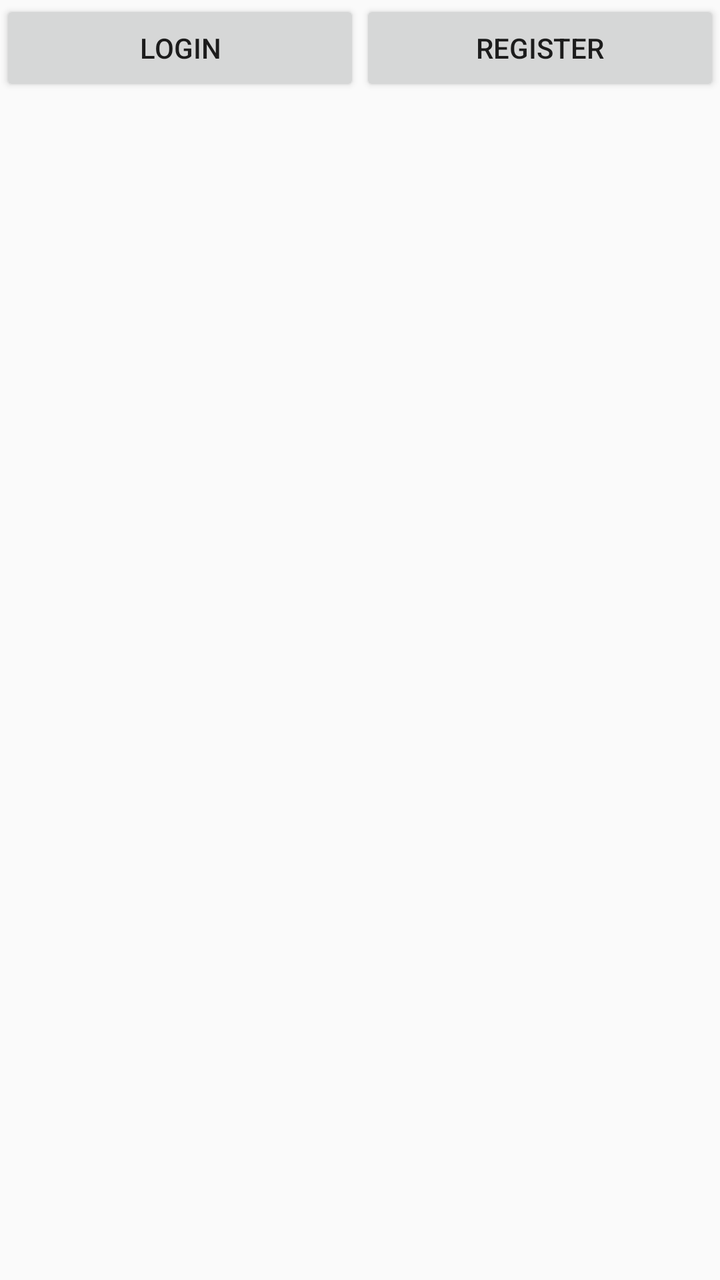
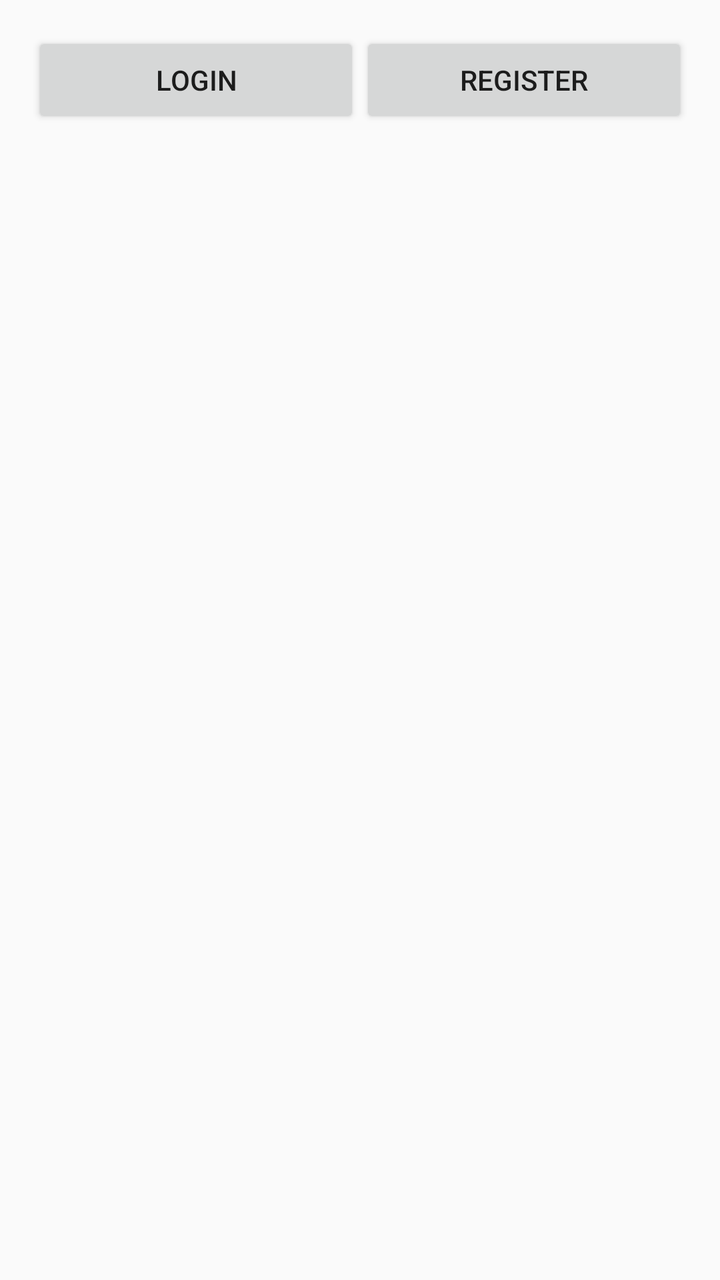

Two renders of the same Android screen: before a commit and after it. Below are the layout's source before the change and the commit's diff.
<!-- AndroidManifest.xml: application theme Theme.EventsApp -->
<!-- res/layout/activity_main.xml -->
<?xml version="1.0" encoding="utf-8"?>
<LinearLayout xmlns:android="http://schemas.android.com/apk/res/android"
    android:layout_width="match_parent"
    android:layout_height="match_parent"
    android:orientation="vertical">

    
    <LinearLayout
        android:layout_width="match_parent"
        android:layout_height="wrap_content"
        android:orientation="horizontal">

        <Button
            android:id="@+id/btn1"
            android:layout_width="0dp"
            android:layout_height="wrap_content"
            android:layout_weight="1"
            android:text="Login" />

        <Button
            android:id="@+id/btn2"
            android:layout_width="0dp"
            android:layout_height="wrap_content"
            android:layout_weight="1"
            android:text="Register" />

    </LinearLayout>

</LinearLayout>
<!-- resources referenced by this layout -->
<resources>
  <style name="Theme.EventsApp" parent="Theme.AppCompat.Light.DarkActionBar">
          
          <item name="colorPrimary">@color/purple_500</item>
          <item name="colorPrimaryDark">@color/purple_700</item>
          <item name="colorAccent">@color/teal_200</item>
          
      </style>
  <color name="purple_500">#FF6200EE</color>
  <color name="purple_700">#FF3700B3</color>
  <color name="teal_200">#FF03DAC5</color>
</resources>

<!-- the commit's change to res/layout/activity_main.xml (unified diff, before → after) -->
@@ -1,29 +1,101 @@
 <?xml version="1.0" encoding="utf-8"?>
-<LinearLayout xmlns:android="http://schemas.android.com/apk/res/android"
+<LinearLayout
+    xmlns:android="http://schemas.android.com/apk/res/android"
     android:layout_width="match_parent"
     android:layout_height="match_parent"
-    android:orientation="vertical">
+    android:orientation="vertical"
+    android:padding="16dp">
 
     
     <LinearLayout
+        android:id="@+id/startLayout"
         android:layout_width="match_parent"
         android:layout_height="wrap_content"
         android:orientation="horizontal">
 
         <Button
-            android:id="@+id/btn1"
+            android:id="@+id/btnLogin"
             android:layout_width="0dp"
             android:layout_height="wrap_content"
             android:layout_weight="1"
-            android:text="Login" />
+            android:text="LOGIN" />
 
         <Button
-            android:id="@+id/btn2"
+            android:id="@+id/btnRegister"
             android:layout_width="0dp"
             android:layout_height="wrap_content"
             android:layout_weight="1"
-            android:text="Register" />
+            android:text="REGISTER" />
+    </LinearLayout>
 
+    
+    <LinearLayout
+        android:id="@+id/loginLayout"
+        android:layout_width="match_parent"
+        android:layout_height="wrap_content"
+        android:orientation="vertical"
+        android:visibility="gone"
+        android:layout_marginTop="24dp">
+
+        <EditText
+            android:id="@+id/etLoginUsername"
+            android:layout_width="match_parent"
+            android:layout_height="wrap_content"
+            android:hint="Username" />
+
+        <EditText
+            android:id="@+id/etLoginPassword"
+            android:layout_width="match_parent"
+            android:layout_height="wrap_content"
+            android:hint="Password"
+            android:inputType="textPassword"
+            android:layout_marginTop="12dp" />
+
+        <Button
+            android:id="@+id/btnDoLogin"
+            android:layout_width="wrap_content"
+            android:layout_height="wrap_content"
+            android:text="LOGIN"
+            android:layout_marginTop="20dp" />
+    </LinearLayout>
+
+    
+    <LinearLayout
+        android:id="@+id/registerLayout"
+        android:layout_width="match_parent"
+        android:layout_height="wrap_content"
+        android:orientation="vertical"
+        android:visibility="gone"
+        android:layout_marginTop="24dp">
+
+        <EditText
+            android:id="@+id/etRegisterUsername"
+            android:layout_width="match_parent"
+            android:layout_height="wrap_content"
+            android:hint="Username" />
+
+        <EditText
+            android:id="@+id/etRegisterPassword"
+            android:layout_width="match_parent"
+            android:layout_height="wrap_content"
+            android:hint="Password"
+            android:inputType="textPassword"
+            android:layout_marginTop="12dp" />
+
+        <EditText
+            android:id="@+id/etRegisterConfirmPassword"
+            android:layout_width="match_parent"
+            android:layout_height="wrap_content"
+            android:hint="Confirm password"
+            android:inputType="textPassword"
+            android:layout_marginTop="12dp" />
+
+        <Button
+            android:id="@+id/btnDoRegister"
+            android:layout_width="wrap_content"
+            android:layout_height="wrap_content"
+            android:text="REGISTER"
+            android:layout_marginTop="20dp" />
     </LinearLayout>
 
 </LinearLayout>
